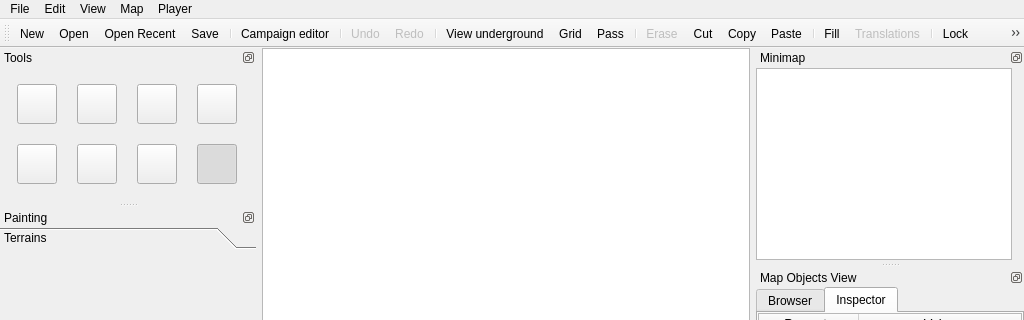
vcmi/vcmi, file mapeditor/mainwindow.ui: the form before one commit; both pictures show x 0 to 1024 and y 0 to 320 of the 1024 by 768 pixel window.
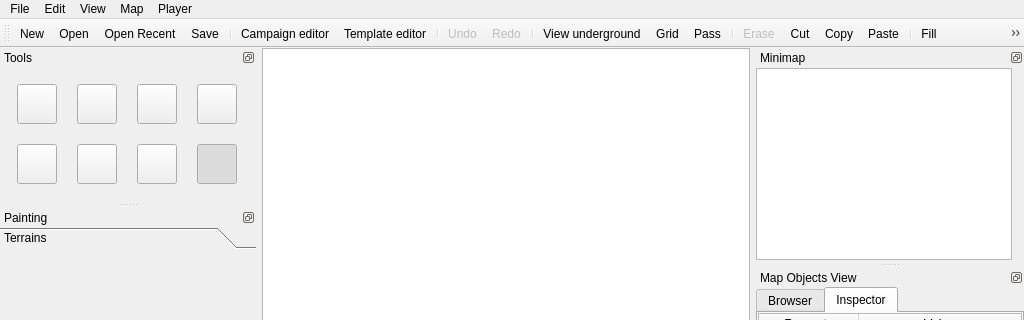
The form after the commit. Custom widgets are drawn as their Qt base class.

```diff
--- a/mapeditor/mainwindow.ui
+++ b/mapeditor/mainwindow.ui
@@ -148,6 +148,7 @@
    <addaction name="actionSave"/>
    <addaction name="separator"/>
    <addaction name="actionCampaignEditor"/>
+   <addaction name="actionTemplateEditor"/>
    <addaction name="separator"/>
    <addaction name="actionUndo"/>
    <addaction name="actionRedo"/>
@@ -1078,6 +1079,14 @@
     <string>Campaign editor</string>
    </property>
   </action>
+  <action name="actionTemplateEditor">
+   <property name="text">
+    <string>Template editor</string>
+   </property>
+   <property name="toolTip">
+    <string>Template editor</string>
+   </property>
+  </action>
   <action name="actionLevel">
    <property name="text">
     <string>View underground</string>
```
Left out of the diff: 1 changed line with no effect on the pictures.
